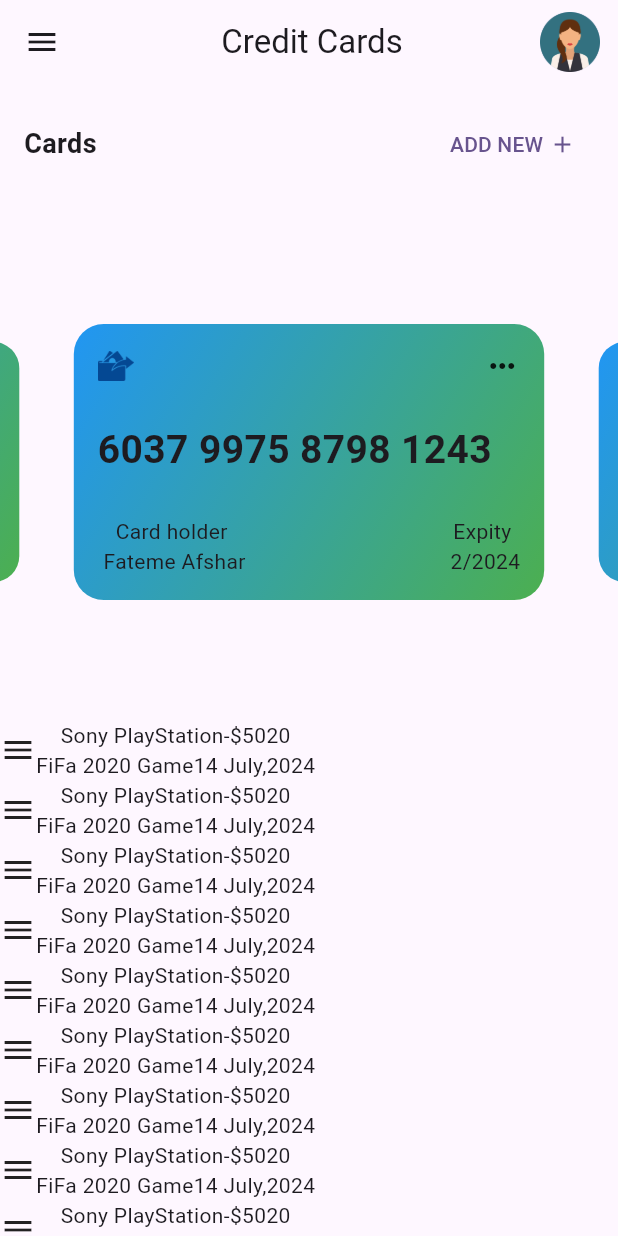
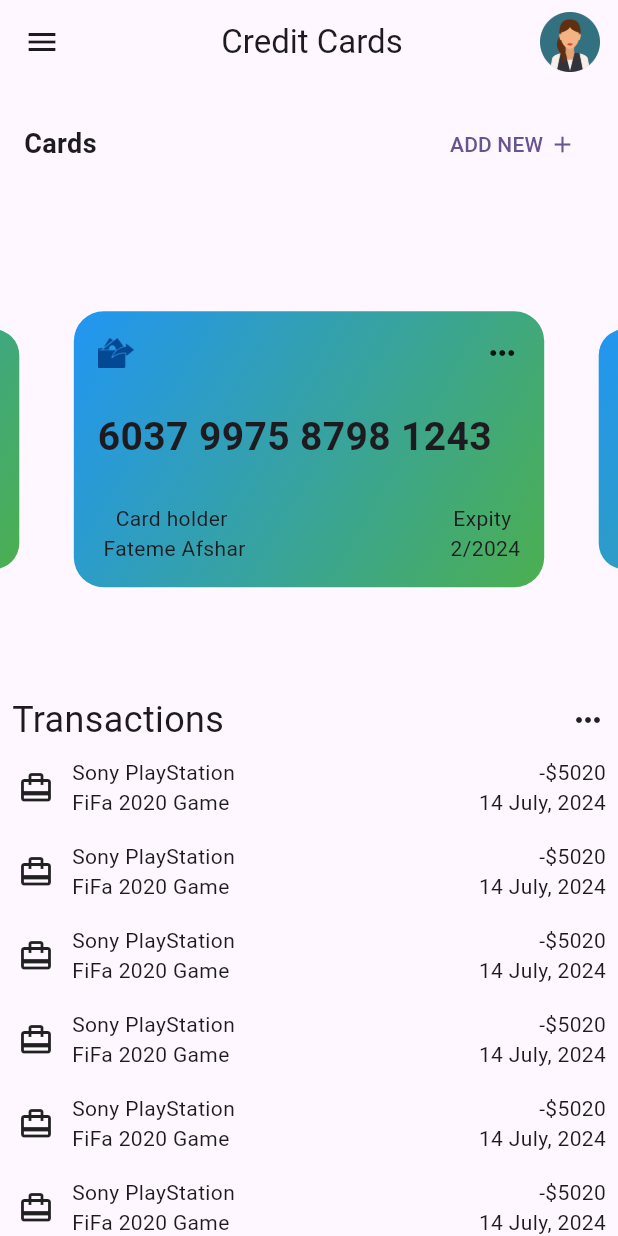
Before and after one commit to Fateme-Afshar/account_app, a Flutter app: the screen it shows after launch, on a phone screen of 412 x 824 dp. Run offline on Flutter 3.47's test engine with Material 3 defaults, Android fonts, the phone set to English and light mode, and no system bars; drawn by our look-alikes of carousel_slider; our stand-ins replace hive, hive_flutter; accounts and stored records are empty.

Commit message:
Adding transaction_widget.dart,

```diff
--- a/lib/presenter/home.dart
+++ b/lib/presenter/home.dart
@@ -55,7 +55,7 @@ class Home extends StatelessWidget {
           Expanded(
               child: CarouselSlider(
             options: CarouselOptions(
-                height: 200.0, enlargeCenterPage: true, aspectRatio: 2.0),
+                height: 200.0, enlargeCenterPage: true),
             items: [1, 2, 3, 4, 5].map((i) {
               return Builder(
                 builder: (BuildContext context) {
@@ -64,7 +64,24 @@ class Home extends StatelessWidget {
               );
             }).toList(),
           )),
-          Expanded(child: ListView.builder(itemBuilder: (context, index) {
+          Row(
+            children: [
+              Padding(
+                padding: EdgeInsets.fromLTRB(8, 0, 0, 0),
+                child: Text(
+                  "Transactions",
+                  style: TextStyle(fontSize: 24),
+                ),
+              ),
+              Spacer(),
+              Padding(
+                padding: EdgeInsets.fromLTRB(0, 0, 8, 0),
+                child:  Icon(Icons.more_horiz),
+              ),
+
+            ],
+          ),
+          Expanded(child: ListView.builder(itemCount:10,itemBuilder: (context, index) {
             return TransactionWidget();
           }))
         ],
--- a/lib/widgets/transaction_widget.dart
+++ b/lib/widgets/transaction_widget.dart
@@ -4,24 +4,33 @@ import 'package:flutter/material.dart';
 class TransactionWidget extends StatelessWidget {
   @override
   Widget build(BuildContext context) {
-    return const Row(
+    return  Container(
+      margin: EdgeInsets.all(8.0), // Add padding for better spacing
+      child: const Row(
         children: [
-        Icon(Icons.menu),
-        Column(
+          Padding(padding: EdgeInsets.fromLTRB(4, 0, 4, 0),child: Icon(Icons.card_travel),),
+          SizedBox(width: 8.0), // Add some space between icon and text
+          Expanded( // Wrap Column in Expanded to constrain its width
+            child: Column(
+              crossAxisAlignment: CrossAxisAlignment.start, // Align text to the start
               children: [
                 Row(
-              children: [Text("Sony PlayStation"), Spacer(), Text("-\$5020")],
+                  children: [
+                    Expanded(child: Text("Sony PlayStation")), // Wrap in Expanded
+                    Text("-\$5020"),
+                  ],
                 ),
                 Row(
                   children: [
-                Text("FiFa 2020 Game"),
-                Spacer(),
-                Text("14 July,2024")
+                    Expanded(child: Text("FiFa 2020 Game")), // Wrap in Expanded
+                    Text("14 July, 2024"),
                   ],
                 ),
               ],
-        )
+            ),
+          ),
         ],
+      ),
     );
   }
 }
```
Lines whose indentation alone changed are shown as unchanged.
